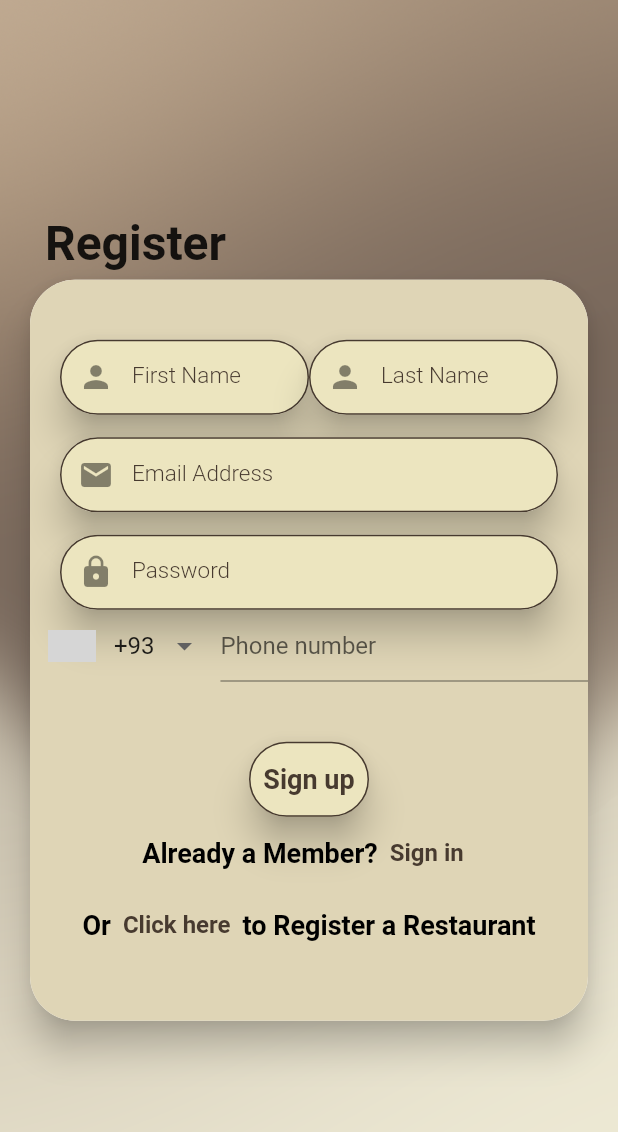
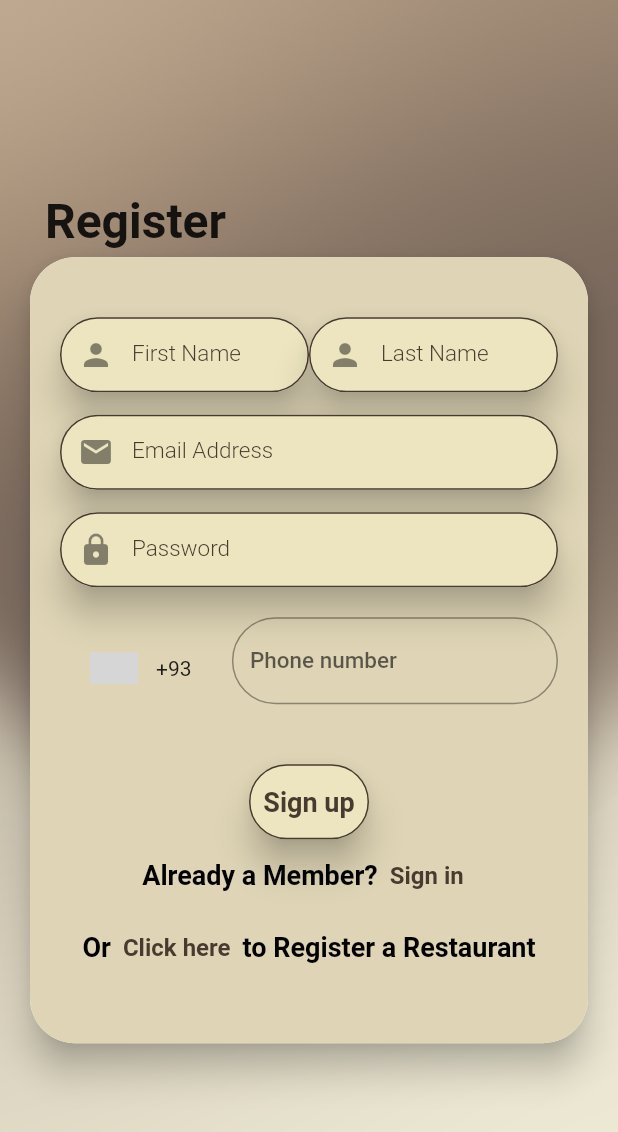
Before and after one commit to dashkata/ordertaker, a Flutter app: the screen it shows after launch, after a tap on "Register", on a phone screen of 412 x 824 dp. Shown: the top 1132 px of the screen. Run offline on Flutter 3.47's test engine with Material 2 defaults, Android fonts, the phone set to English and light mode, and no system bars; drawn by our look-alikes of getwidget, intl_phone_number_input; our stand-ins replace cloud_firestore, date_time_picker, device_preview, firebase_auth, firebase_core, flutter_riverpod and 3 more; accounts and stored records are empty; network calls fail; grey boxes are pictures that could not be loaded.

Commit message:
Made the account changes and started nqma

```diff
--- a/order_taker/lib/Screens/user_screens/register_page/register.dart
+++ b/order_taker/lib/Screens/user_screens/register_page/register.dart
@@ -1,13 +1,13 @@
 import 'package:flutter/material.dart';
 import 'package:flutter_riverpod/flutter_riverpod.dart';
-import 'package:getwidget/getwidget.dart';
 import 'package:google_fonts/google_fonts.dart';
 import 'package:intl_phone_number_input/intl_phone_number_input.dart';
+import 'package:order_taker/Themes/themes.dart';
 import 'package:order_taker/providers/auth_provider.dart';
+import 'package:order_taker/providers/common_providers.dart';
 import 'package:order_taker/providers/user_register_provider.dart';
 
 import 'package:order_taker/screens/project_widgets.dart';
-import 'package:order_taker/themes/themes.dart';
 
 class RegisterPage extends ConsumerWidget {
   const RegisterPage({Key? key}) : super(key: key);
@@ -18,8 +18,9 @@ class RegisterPage extends ConsumerWidget {
     final _password = ref.watch(passwordProvider);
     final _firstName = ref.watch(firstNameProvider);
     final _lastName = ref.watch(lastNameProvider);
-    final _phoneNumber = ref.watch(numberProvider);
+    final _phoneNumber = ref.watch(phoneNumberProvider);
     final _auth = ref.watch(authServicesProvider);
+    final _db = ref.watch(databaseProvider);
 
     return Scaffold(
       body: Stack(
@@ -108,40 +109,61 @@ class RegisterPage extends ConsumerWidget {
                               obscure: true,
                               inputType: TextInputType.text,
                             ),
-                            InternationalPhoneNumberInput(
-                                onInputChanged: ((value) =>
-                                    ref.read(numberProvider.state).state)),
-
-                            // TextFields(
-                            //   func: (value) =>
-                            //       ref.read(numberProvider.state).state,
-                            //   hintText: "Mobile Number",
-                            //   icon: Icons.phone,
-                            //   obscure: false,
-                            //   inputType: TextInputType.number,
-                            // ),
+                            Padding(
+                              padding: const EdgeInsets.fromLTRB(20, 20, 20, 0),
+                              child: InternationalPhoneNumberInput(
+                                selectorConfig: const SelectorConfig(
+                                    selectorType:
+                                        PhoneInputSelectorType.BOTTOM_SHEET),
+                                onInputChanged: (value) {
+                                  ref.read(phoneNumberProvider.state).state =
+                                      value as String;
+                                },
+                                inputBorder: const OutlineInputBorder(
+                                  borderRadius:
+                                      BorderRadius.all(Radius.circular(30.0)),
+                                  borderSide: BorderSide(
+                                    color: Colors.black,
+                                    width: 1,
+                                  ),
+                                ),
+                                textStyle: GoogleFonts.roboto(
+                                  color: accentColor,
+                                  fontSize: 15,
+                                  fontWeight: FontWeight.w500,
+                                ),
+                              ),
+                            ),
                             Padding(
                               padding: const EdgeInsets.only(top: 40.0),
                               child: NormalButtons(
                                 buttonText: "Sign up",
                                 buttonFunc: () async {
-                                  GFToast.showToast(
-                                      await _auth
-                                          .signUp(
-                                            email: _email,
-                                            password: _password,
-                                          )
-                                          .then((value) => _auth
-                                              .getCurrentUser()!
-                                              .sendEmailVerification())
-                                          .then((value) => _auth.updateUserName(
-                                                name: _firstName +
-                                                    " " +
-                                                    _lastName,
-                                              )),
-                                      context);
+                                  print(_phoneNumber);
+                                  // GFToast.showToast(
+                                  //     await _auth
+                                  //         .signUp(
+                                  //           email: _email,
+                                  //           password: _password,
+                                  //         )
+                                  //         .then((value) => _auth
+                                  //             .getCurrentUser()!
+                                  //             .sendEmailVerification())
+                                  //         .then(
+                                  //           (value) => _auth.updateUserName(
+                                  //             name:
+                                  //                 _firstName + " " + _lastName,
+                                  //           ),
+                                  //         )
+                                  //         .then(
+                                  //           (value) => _db.updateMobileNumber(
+                                  //             uid: _auth.getCurrentUser()!.uid,
+                                  //             mobileNumber: _phoneNumber,
+                                  //           ),
+                                  //         ),
+                                  //     context);
 
-                                  Navigator.popAndPushNamed(context, '/auth');
+                                  // Navigator.popAndPushNamed(context, '/auth');
                                 },
                               ),
                             ),
--- a/order_taker/lib/providers/profile_provider.dart
+++ b/order_taker/lib/providers/profile_provider.dart
@@ -1,10 +1,12 @@
 import 'package:flutter_riverpod/flutter_riverpod.dart';
+import 'package:image_picker/image_picker.dart';
 import 'package:order_taker/providers/auth_provider.dart';
 import 'package:order_taker/providers/common_providers.dart';
 
 final phoneNumberProvider = StateProvider((ref) {
   return ref.watch(databaseProvider).fetchMobileNumber(
-      uid: ref.read(authServicesProvider).getCurrentUser()!.uid);
+        uid: ref.read(authServicesProvider).getCurrentUser()!.uid,
+      );
 });
 
 final passwordChangeProvider = StateProvider((ref) => false);
@@ -16,3 +18,5 @@ final emailChangeProvider = StateProvider((ref) => false);
 final phoneChangeProvider = StateProvider((ref) => false);
 
 final changeControllerProvider = StateProvider.autoDispose((ref) => '');
+
+final profilePicProvider = StateProvider<XFile?>((ref) => null);
--- a/order_taker/lib/providers/user_register_provider.dart
+++ b/order_taker/lib/providers/user_register_provider.dart
@@ -16,6 +16,6 @@ final lastNameProvider = StateProvider.autoDispose<String>(
   (ref) => '',
 );
 
-final numberProvider = StateProvider.autoDispose<String>(
+final phoneNumberProvider = StateProvider.autoDispose(
   (ref) => '',
 );
--- a/order_taker/lib/services/auth_services.dart
+++ b/order_taker/lib/services/auth_services.dart
@@ -45,7 +45,7 @@ class AuthenticationService {
         email: email,
         password: password,
       );
-      return "Register succesful";
+      return "Register succesful, please verify your email address.";
     } on FirebaseAuthException catch (e) {
       String errorMessage;
       switch (e.code) {
--- a/order_taker/pubspec.yaml
+++ b/order_taker/pubspec.yaml
@@ -41,6 +41,7 @@ dependencies:
   getwidget: ^2.0.5
   google_fonts: ^2.3.1
   hexcolor: ^2.0.6
+  image_picker: ^0.8.5+3
   intl: ^0.17.0
   intl_phone_number_input: ^0.7.0+2
   readmore: ^2.1.0
```
Also changed, not shown: order_taker/lib/Screens/profile_page/profile.dart (+62 -5 lines), order_taker/lib/Screens/project_widgets.dart (+10 -6 lines), 3 other files.
